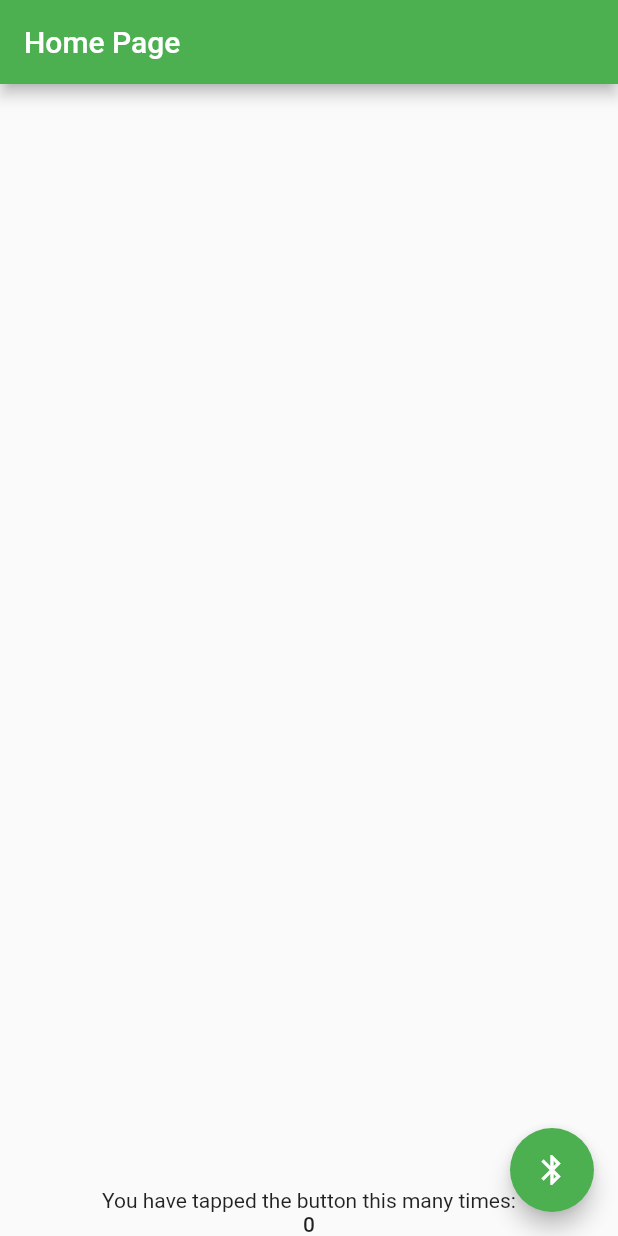
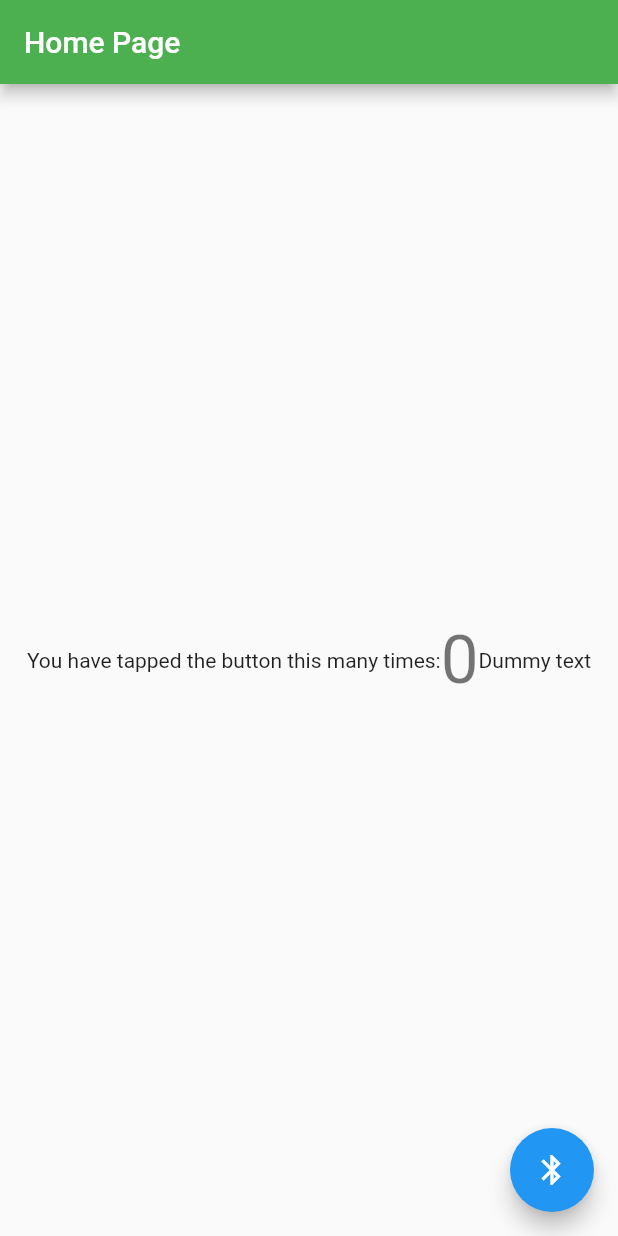
Before and after one commit to rohan20/flutter-myapp, a Flutter app: the screen it shows after launch, on a phone screen of 412 x 824 dp. Run offline on Flutter 3.47's test engine with Material 2 defaults, Android fonts, the phone set to English and light mode, and no system bars.

Commit message:
Experimenting with the Row widget

```diff
--- a/lib/main.dart
+++ b/lib/main.dart
@@ -73,7 +73,7 @@ class _MyHomePageState extends State<MyHomePage> {
       body: new Center(
         // Center is a layout widget. It takes a single child and positions it
         // in the middle of the parent.
-        child: new Column(
+        child: new Row(
           // Column is also layout widget. It takes a list of children and
           // arranges them vertically. By default, it sizes itself to fit its
           // children horizontally, and tries to be as tall as its parent.
@@ -87,19 +87,23 @@ class _MyHomePageState extends State<MyHomePage> {
           // center the children vertically; the main axis here is the vertical
           // axis because Columns are vertical (the cross axis would be
           // horizontal).
-          mainAxisAlignment: MainAxisAlignment.end,
+          mainAxisAlignment: MainAxisAlignment.center,
           children: <Widget>[
             new Text(
               'You have tapped the button this many times:',
             ),
             new Text(
               '$_counter',
-              style: Theme.of(context).textTheme.body2,
+              style: Theme.of(context).textTheme.display2,
+            ),
+            new Text(
+              "Dummy text"
             ),
           ],
         ),
       ),
       floatingActionButton: new FloatingActionButton(
+        backgroundColor: Colors.blue,
         onPressed: _incrementCounter,
         tooltip: 'Increment',
         child: new Icon(Icons.bluetooth),
```
